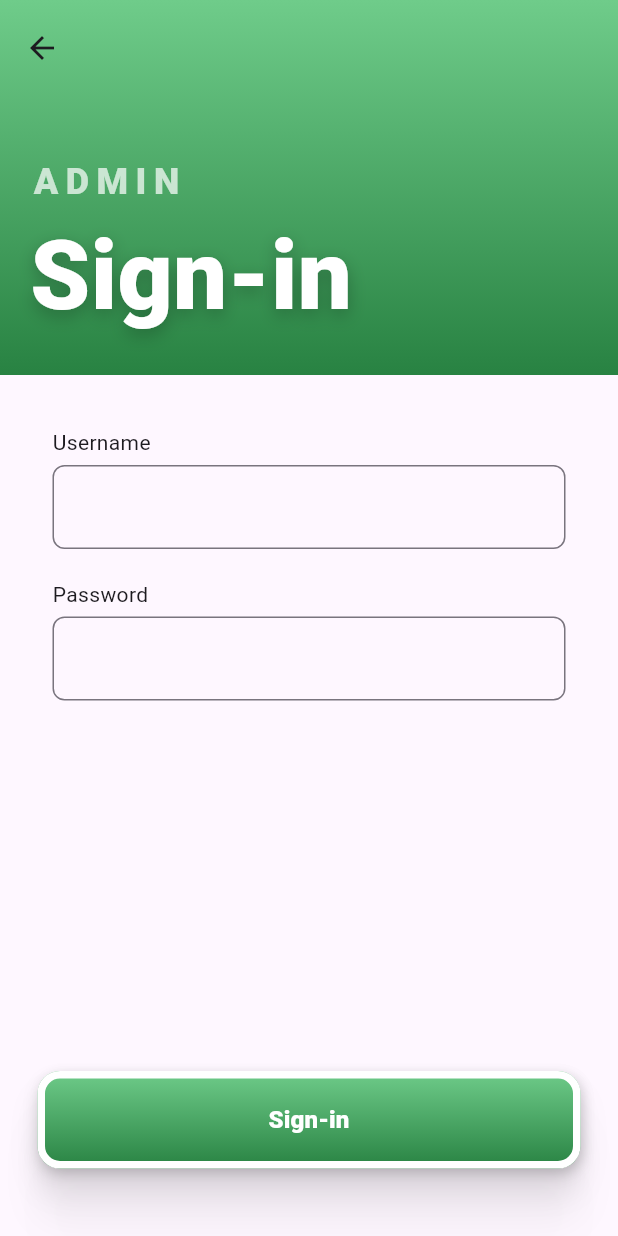
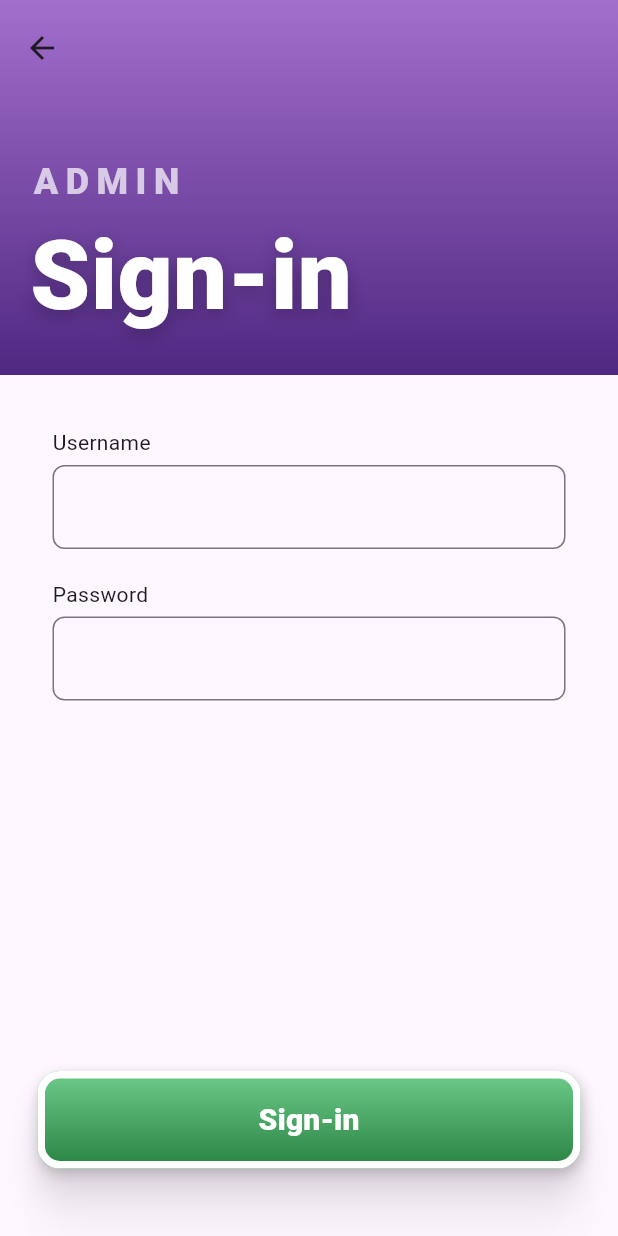
Before and after one commit to jtvallente/cmsc23-project-2024, a Flutter app: the AdminSignInPage screen opened by its route, on a phone screen of 412 x 824 dp. Run offline on Flutter 3.47's test engine with Material 3 defaults, Android fonts, the phone set to English and light mode, and no system bars; our stand-ins replace firebase_core; accounts and stored records are empty.

Commit message:
chore: componentized reused color styles

```diff
--- a/elbi_donation_system/lib/components/FormBanner.dart
+++ b/elbi_donation_system/lib/components/FormBanner.dart
@@ -1,11 +1,16 @@
+import 'package:elbi_donation_system/styles/project_colors.dart';
 import 'package:flutter/material.dart';
 
 class FormBanner extends StatefulWidget implements PreferredSizeWidget {
+  final LinearGradient gradient;
+  final Color color;
   final String title;
   final String subtitle;
   final Widget widget;
   const FormBanner(
-      {required this.title,
+      {required this.color,
+        required this.gradient,
+      required this.title,
       required this.subtitle,
       required this.widget,
       super.key});
@@ -25,7 +30,7 @@ class _FormBannerState extends State<FormBanner> {
         SliverAppBar.large(
             stretch: false,
             expandedHeight: 250,
-            backgroundColor: const Color(0xFF288242),
+            backgroundColor: widget.color,
             title: Text(
                 style: const TextStyle(
                     color: Colors.white, fontWeight: FontWeight.bold),
@@ -33,12 +38,8 @@ class _FormBannerState extends State<FormBanner> {
             flexibleSpace: FlexibleSpaceBar(
               background: Container(
                 padding: const EdgeInsets.all(20),
-                decoration: const BoxDecoration(
-                  gradient: LinearGradient(
-                    begin: Alignment(0.00, -1.00),
-                    end: Alignment(0, 1),
-                    colors: [Color(0xFF6FCC8A), Color(0xFF288242)],
-                  ),
+                decoration: BoxDecoration(
+                  gradient: widget.gradient,
                 ),
                 child: Column(
                   mainAxisAlignment: MainAxisAlignment.end,
--- a/elbi_donation_system/lib/components/FormTextField.dart
+++ b/elbi_donation_system/lib/components/FormTextField.dart
@@ -48,7 +48,7 @@ class _FormTextFieldState extends State<FormTextField> {
         margin: const EdgeInsets.all(10),
         child: Column(crossAxisAlignment: CrossAxisAlignment.start, children: [
           Text(widget.label),
-          SizedBox(height: 5),
+          const SizedBox(height: 5),
           TextFormField(
             readOnly: widget.readOnly!,
             keyboardType: widget.inputType,
--- a/elbi_donation_system/lib/components/PrimaryButton.dart
+++ b/elbi_donation_system/lib/components/PrimaryButton.dart
@@ -3,23 +3,20 @@ import 'package:flutter/material.dart';
 class PrimaryButton extends StatefulWidget {
   final Function() onTap;
   final String label;
-  const PrimaryButton({required this.label, required this.onTap, super.key});
+  final LinearGradient gradient;
+  const PrimaryButton({required this.label, required this.onTap, required this.gradient, super.key});
 
   @override
-  State<PrimaryButton> createState() => _SlambookButtonState();
+  State<PrimaryButton> createState() => _PrimaryButtonState();
 }
 
-class _SlambookButtonState extends State<PrimaryButton> {
+class _PrimaryButtonState extends State<PrimaryButton> {
   @override
   Widget build(BuildContext context) {
     return Container(
         height: 65,
         decoration: ShapeDecoration(
-          gradient: const LinearGradient(
-            begin: Alignment(0.00, -1.00),
-            end: Alignment(0, 1),
-            colors: [Color(0xFF6FCC8A), Color(0xFF288242)],
-          ),
+          gradient: widget.gradient,
           shape: RoundedRectangleBorder(
             side: const BorderSide(width: 5, color: Colors.white),
             borderRadius: BorderRadius.circular(15),
@@ -78,7 +75,7 @@ class _SlambookButtonState extends State<PrimaryButton> {
             style: TextStyle(
               color: Colors.white,
               fontWeight: FontWeight.w800,
-              fontSize: 16,
+              fontSize: 20,
             ),
             widget.label),
         ));
--- a/elbi_donation_system/lib/pages/admin_sign_in.dart
+++ b/elbi_donation_system/lib/pages/admin_sign_in.dart
@@ -1,6 +1,7 @@
 import 'package:elbi_donation_system/components/FormBanner.dart';
 import 'package:elbi_donation_system/components/FormTextField.dart';
 import 'package:elbi_donation_system/components/PrimaryButton.dart';
+import 'package:elbi_donation_system/styles/project_colors.dart';
 import 'package:flutter/material.dart';
 
 class AdminSignInPage extends StatefulWidget {
@@ -17,6 +18,8 @@ class _AdminSignInPageState extends State<AdminSignInPage> {
   Widget build(BuildContext context) {
     return Scaffold(
       body: FormBanner(
+        gradient: ProjectColors().purplePrimaryGradient,
+        color: ProjectColors().purplePrimary,
         title: "Sign-in",
         subtitle: "Admin",
         widget: SingleChildScrollView(
@@ -53,7 +56,7 @@ class _AdminSignInPageState extends State<AdminSignInPage> {
                     Column(
                         crossAxisAlignment: CrossAxisAlignment.start,
                         children: [
-                          PrimaryButton(label: "Sign-in", onTap: () {})
+                          PrimaryButton(label: "Sign-in", gradient: ProjectColors().greenPrimaryGradient, onTap: () {})
                         ])
                   ]),
             ),
--- /dev/null
+++ b/elbi_donation_system/lib/styles/project_colors.dart
@@ -0,0 +1,23 @@
+import 'package:flutter/material.dart';
+
+class ProjectColors {
+  LinearGradient get greenPrimaryGradient => const LinearGradient(
+        begin: Alignment(0.00, -1.00),
+        end: Alignment(0, 1),
+        colors: [Color(0xFF6FCC8A), Color(0xFF288242)],
+      );
+  LinearGradient get purplePrimaryGradient => const LinearGradient(
+        begin: Alignment(0.00, -1.00),
+        end: Alignment(0, 1),
+        colors: [Color(0xFFA36FCC), Color(0xFF4F2882)],
+      );
+  LinearGradient get bluePrimaryGradient => const LinearGradient(
+        begin: Alignment(0.00, -1.00),
+        end: Alignment(0, 1),
+        colors: [Color(0xFF4697E1), Color(0xFF2B679E)],
+      );
+
+  Color get greenPrimary => const Color(0xFF288242);
+  Color get purplePrimary => const Color(0xFF4F2882);
+  Color get bluePrimary => const Color(0xFF2B679E);
+}
```
Also changed, not shown: elbi_donation_system/lib/pages/user_sign_in.dart (+11 -8 lines), elbi_donation_system/lib/pages/user_sign_up.dart (+72 -4 lines).
